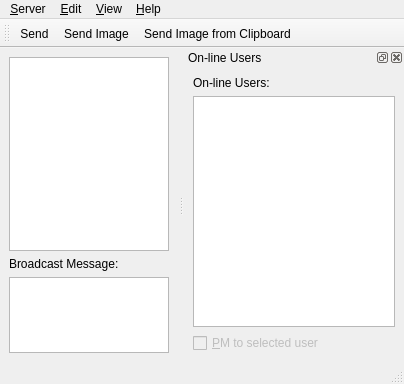
First picture: the form in mainwindow.ui, repository dmikushin/sshout-client-qt, before the edit.
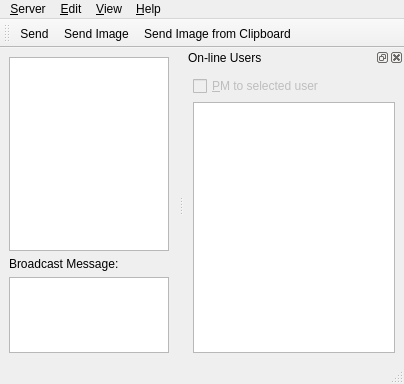
Second picture: the form after the edit. Icons and pictures are not drawn.

Commit message: Move 'PM to selected user' check box to top

Diff of the .ui file:
```diff
--- a/mainwindow.ui
+++ b/mainwindow.ui
@@ -131,16 +131,6 @@
    </attribute>
    <widget class="QWidget" name="dockWidgetContents">
     <layout class="QVBoxLayout" name="verticalLayout_3">
-     <item>
-      <widget class="QLabel" name="label_on_users">
-       <property name="text">
-        <string>On-line Users:</string>
-       </property>
-      </widget>
-     </item>
-     <item>
-      <widget class="QListWidget" name="listWidget_online_users"/>
-     </item>
      <item>
       <widget class="QCheckBox" name="checkBox_private_message">
        <property name="enabled">
@@ -154,6 +144,9 @@
        </property>
       </widget>
      </item>
+     <item>
+      <widget class="QListWidget" name="listWidget_online_users"/>
+     </item>
     </layout>
    </widget>
   </widget>
```
Left out of the diff: 11 changed lines with no effect on the pictures.
